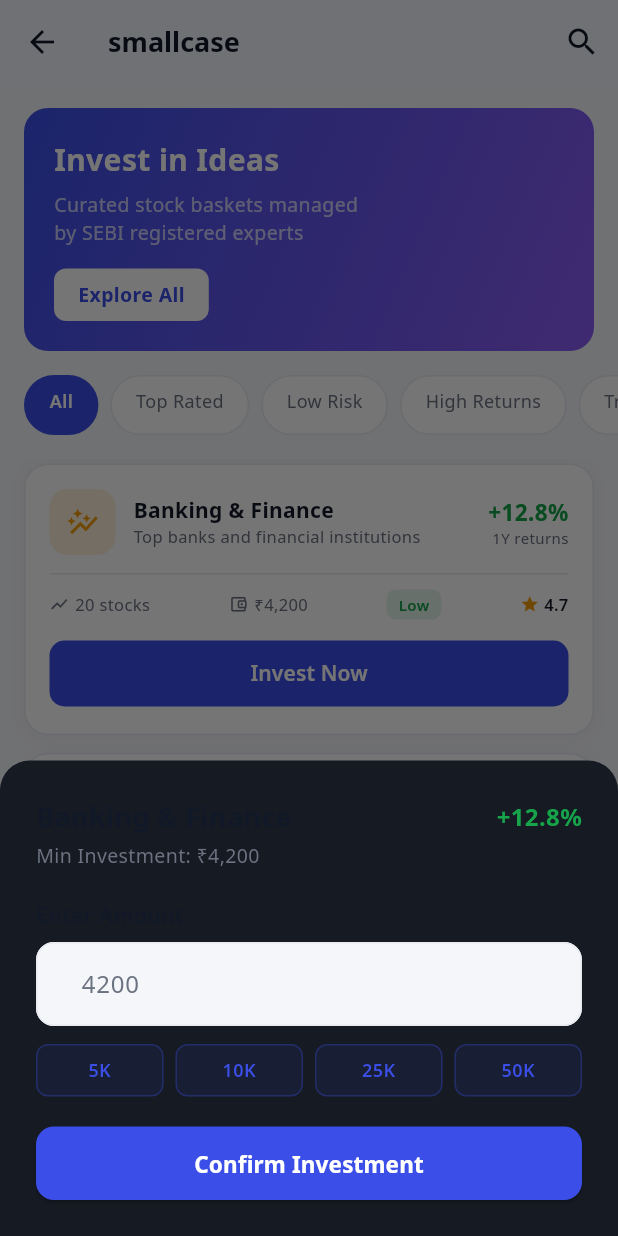
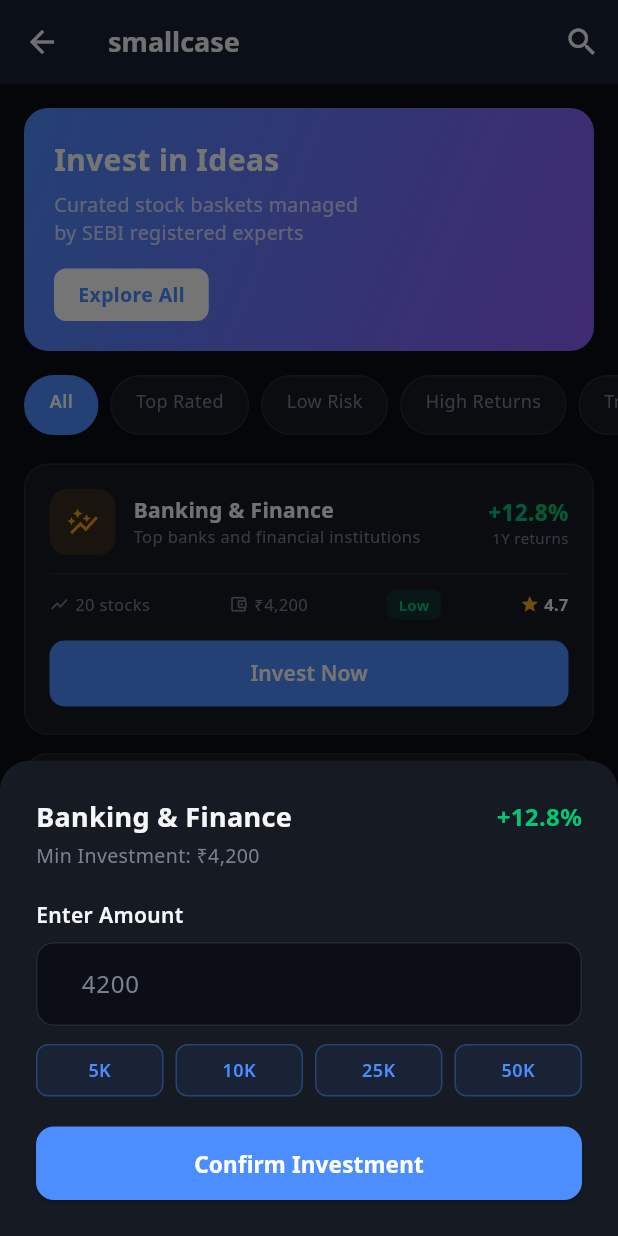
Before and after one commit to gujaratharva021-lgtm/stockpro-frontend, a Flutter app: the SmallcaseScreen screen opened by its route, scrolled down 576 dp, after a tap on "Invest Now", on a phone screen of 412 x 824 dp. Run offline on Flutter 3.47's test engine with Material 3 defaults, Android fonts, the phone set to English and light mode, and no system bars; our stand-ins replace csv, dio, firebase_core, firebase_crashlytics, fl_chart, flutter_markdown and 8 more; missing offline and left inert: candlesticks, razorpay_flutter; accounts and stored records are empty.

Commit message:
Phase 2.5 (12/12): smallcase screen dark-theme conversion — fix missing-backgroundColor sheet bug, consolidate onto AppColors

```diff
--- a/lib/features/smallcase/screens/smallcase_screen.dart
+++ b/lib/features/smallcase/screens/smallcase_screen.dart
@@ -1,13 +1,6 @@
 import 'package:flutter/material.dart';
-
-const _bg = Color(0xFFF5F6FA);
-const _card = Color(0xFFFFFFFF);
-const _cardBorder = Color(0xFFE8EAF0);
-const _accent = Color(0xFF3B4FE8);
-const _textPrimary = Color(0xFF111827);
-const _textSub = Color(0xFF6B7280);
-const _green = Color(0xFF16A34A);
-const _red = Color(0xFFDC2626);
+import 'package:stock_app/core/theme/app_colors.dart';
+import 'package:stock_app/core/theme/app_typography.dart';
 
 class SmallcaseScreen extends StatefulWidget {
   const SmallcaseScreen({super.key});
@@ -126,28 +119,28 @@
 
   Color _riskColor(String risk) {
     switch (risk) {
-      case 'Low': return _green;
-      case 'Medium': return const Color(0xFFF59E0B);
-      case 'High': return _red;
-      default: return _textSub;
+      case 'Low': return AppColors.success;
+      case 'Medium': return AppColors.warning;
+      case 'High': return AppColors.danger;
+      default: return AppColors.textMuted;
     }
   }
 
   @override
   Widget build(BuildContext context) {
     return Scaffold(
-      backgroundColor: _bg,
+      backgroundColor: AppColors.background,
       appBar: AppBar(
-        backgroundColor: _card,
+        backgroundColor: AppColors.cardBackground,
         elevation: 0,
         leading: IconButton(
-          icon: const Icon(Icons.arrow_back, color: _textPrimary),
+          icon: const Icon(Icons.arrow_back, color: AppColors.textPrimary),
           onPressed: () => Navigator.pop(context),
         ),
-        title: const Text('smallcase', style: TextStyle(color: _textPrimary, fontWeight: FontWeight.bold, fontSize: 18)),
+        title: const Text('smallcase', style: AppTypography.screenTitle),
         actions: [
           IconButton(
-            icon: const Icon(Icons.search, color: _textPrimary),
+            icon: const Icon(Icons.search, color: AppColors.textPrimary),
             onPressed: () {},
           ),
         ],
@@ -161,7 +154,7 @@
             padding: const EdgeInsets.all(20),
             decoration: BoxDecoration(
               gradient: const LinearGradient(
-                colors: [Color(0xFF3B4FE8), Color(0xFF8B5CF6)],
+                colors: [AppColors.primary, Color(0xFF8B5CF6)],
                 begin: Alignment.topLeft,
                 end: Alignment.bottomRight,
               ),
@@ -180,7 +173,7 @@
                     color: Colors.white,
                     borderRadius: BorderRadius.circular(8),
                   ),
-                  child: const Text('Explore All', style: TextStyle(color: Color(0xFF3B4FE8), fontWeight: FontWeight.bold, fontSize: 13)),
+                  child: const Text('Explore All', style: TextStyle(color: AppColors.primary, fontWeight: FontWeight.bold, fontSize: 13)),
                 ),
               ],
             ),
@@ -201,14 +194,14 @@
                     margin: const EdgeInsets.only(right: 8),
                     padding: const EdgeInsets.symmetric(horizontal: 16, vertical: 8),
                     decoration: BoxDecoration(
-                      color: selected ? _accent : _card,
+                      color: selected ? AppColors.primary : AppColors.cardBackground,
                       borderRadius: BorderRadius.circular(20),
-                      border: Border.all(color: selected ? _accent : _cardBorder),
+                      border: Border.all(color: selected ? AppColors.primary : AppColors.border),
                     ),
                     child: Text(
                       _categories[index],
                       style: TextStyle(
-                        color: selected ? Colors.white : _textSub,
+                        color: selected ? Colors.white : AppColors.textMuted,
                         fontSize: 12,
                         fontWeight: selected ? FontWeight.w600 : FontWeight.w400,
                       ),
@@ -233,9 +226,9 @@
                   margin: const EdgeInsets.only(bottom: 12),
                   padding: const EdgeInsets.all(16),
                   decoration: BoxDecoration(
-                    color: _card,
+                    color: AppColors.cardBackground,
                     borderRadius: BorderRadius.circular(16),
-                    border: Border.all(color: _cardBorder),
+                    border: Border.all(color: AppColors.border),
                     boxShadow: [BoxShadow(color: Colors.black.withValues(alpha: 0.04), blurRadius: 8, offset: const Offset(0, 2))],
                   ),
                   child: Column(
@@ -257,22 +250,22 @@
                             child: Column(
                               crossAxisAlignment: CrossAxisAlignment.start,
                               children: [
-                                Text(sc['name'], style: const TextStyle(color: _textPrimary, fontWeight: FontWeight.bold, fontSize: 14)),
-                                Text(sc['description'], style: const TextStyle(color: _textSub, fontSize: 11), overflow: TextOverflow.ellipsis),
+                                Text(sc['name'], style: const TextStyle(color: AppColors.textPrimary, fontWeight: FontWeight.bold, fontSize: 14)),
+                                Text(sc['description'], style: const TextStyle(color: AppColors.textMuted, fontSize: 11), overflow: TextOverflow.ellipsis),
                               ],
                             ),
                           ),
                           Column(
                             crossAxisAlignment: CrossAxisAlignment.end,
                             children: [
-                              Text(sc['returns'], style: TextStyle(color: isUp ? _green : _red, fontWeight: FontWeight.bold, fontSize: 15)),
-                              Text('1Y returns', style: const TextStyle(color: _textSub, fontSize: 10)),
+                              Text(sc['returns'], style: TextStyle(color: isUp ? AppColors.success : AppColors.danger, fontWeight: FontWeight.bold, fontSize: 15)),
+                              Text('1Y returns', style: const TextStyle(color: AppColors.textMuted, fontSize: 10)),
                             ],
                           ),
                         ],
                       ),
                       const SizedBox(height: 12),
-                      const Divider(height: 1, color: Color(0xFFE8EAF0)),
+                      const Divider(height: 1, color: AppColors.border),
                       const SizedBox(height: 10),
                       Row(
                         mainAxisAlignment: MainAxisAlignment.spaceBetween,
@@ -289,7 +282,7 @@
                         child: ElevatedButton(
                           onPressed: () => _showInvestDialog(context, sc),
                           style: ElevatedButton.styleFrom(
-                            backgroundColor: _accent,
+                            backgroundColor: AppColors.primary,
                             foregroundColor: Colors.white,
                             elevation: 0,
                             shape: RoundedRectangleBorder(borderRadius: BorderRadius.circular(10)),
@@ -311,9 +304,9 @@
 
   Widget _infoChip(IconData icon, String label) {
     return Row(children: [
-      Icon(icon, color: _textSub, size: 13),
+      Icon(icon, color: AppColors.textMuted, size: 13),
       const SizedBox(width: 4),
-      Text(label, style: const TextStyle(color: _textSub, fontSize: 11)),
+      Text(label, style: const TextStyle(color: AppColors.textMuted, fontSize: 11)),
     ]);
   }
 
@@ -330,9 +323,9 @@
 
   Widget _ratingChip(double rating) {
     return Row(children: [
-      const Icon(Icons.star, color: Color(0xFFF59E0B), size: 13),
+      const Icon(Icons.star, color: AppColors.warning, size: 13),
       const SizedBox(width: 3),
-      Text(rating.toString(), style: const TextStyle(color: _textPrimary, fontSize: 11, fontWeight: FontWeight.w600)),
+      Text(rating.toString(), style: const TextStyle(color: AppColors.textPrimary, fontSize: 11, fontWeight: FontWeight.w600)),
     ]);
   }
 
@@ -341,6 +334,7 @@
     showModalBottomSheet(
       context: context,
       isScrollControlled: true,
+      backgroundColor: AppColors.cardBackground,
       shape: const RoundedRectangleBorder(borderRadius: BorderRadius.vertical(top: Radius.circular(20))),
       builder: (_) => Padding(
         padding: EdgeInsets.fromLTRB(24, 24, 24, MediaQuery.of(context).viewInsets.bottom + 24),
@@ -349,13 +343,13 @@
           crossAxisAlignment: CrossAxisAlignment.start,
           children: [
             Row(mainAxisAlignment: MainAxisAlignment.spaceBetween, children: [
-              Text(sc['name'], style: const TextStyle(color: _textPrimary, fontWeight: FontWeight.bold, fontSize: 18)),
-              Text(sc['returns'], style: TextStyle(color: sc['isUp'] ? _green : _red, fontWeight: FontWeight.bold, fontSize: 16)),
+              Text(sc['name'], style: AppTypography.screenTitle),
+              Text(sc['returns'], style: TextStyle(color: sc['isUp'] ? AppColors.success : AppColors.danger, fontWeight: FontWeight.bold, fontSize: 16)),
             ]),
             const SizedBox(height: 4),
-            Text('Min Investment: ${sc['minInvest']}', style: const TextStyle(color: _textSub, fontSize: 13)),
+            Text('Min Investment: ${sc['minInvest']}', style: const TextStyle(color: AppColors.textMuted, fontSize: 13)),
             const SizedBox(height: 20),
-            const Text('Enter Amount', style: TextStyle(color: _textPrimary, fontWeight: FontWeight.w600, fontSize: 14)),
+            const Text('Enter Amount', style: TextStyle(color: AppColors.textPrimary, fontWeight: FontWeight.w600, fontSize: 14)),
             const SizedBox(height: 8),
             TextField(
               controller: amountController,
@@ -363,12 +357,12 @@
               decoration: InputDecoration(
                 prefixText: '₹ ',
                 hintText: sc['minInvest'].toString().replaceAll('₹', '').replaceAll(',', ''),
-                hintStyle: const TextStyle(color: _textSub),
+                hintStyle: const TextStyle(color: AppColors.textMuted),
                 filled: true,
-                fillColor: const Color(0xFFF5F6FA),
-                border: OutlineInputBorder(borderRadius: BorderRadius.circular(12), borderSide: const BorderSide(color: Color(0xFFE8EAF0))),
-                enabledBorder: OutlineInputBorder(borderRadius: BorderRadius.circular(12), borderSide: const BorderSide(color: Color(0xFFE8EAF0))),
-                focusedBorder: OutlineInputBorder(borderRadius: BorderRadius.circular(12), borderSide: const BorderSide(color: _accent, width: 2)),
+                fillColor: AppColors.background,
+                border: OutlineInputBorder(borderRadius: BorderRadius.circular(12), borderSide: const BorderSide(color: AppColors.border)),
+                enabledBorder: OutlineInputBorder(borderRadius: BorderRadius.circular(12), borderSide: const BorderSide(color: AppColors.border)),
+                focusedBorder: OutlineInputBorder(borderRadius: BorderRadius.circular(12), borderSide: const BorderSide(color: AppColors.primary, width: 2)),
               ),
             ),
             const SizedBox(height: 12),
@@ -390,7 +384,7 @@
                   final amount = amountController.text.trim();
                   if (amount.isEmpty) {
                     ScaffoldMessenger.of(context).showSnackBar(
-                      const SnackBar(content: Text('Please enter an amount'), backgroundColor: _red),
+                      const SnackBar(content: Text('Please enter an amount'), backgroundColor: AppColors.danger),
                     );
                     return;
                   }
@@ -398,13 +392,13 @@
                   ScaffoldMessenger.of(context).showSnackBar(
                     SnackBar(
                       content: Text('✅ ₹$amount invested in ${sc['name']}!'),
-                      backgroundColor: _green,
+                      backgroundColor: AppColors.success,
                       duration: const Duration(seconds: 3),
                     ),
                   );
                 },
                 style: ElevatedButton.styleFrom(
-                  backgroundColor: _accent,
+                  backgroundColor: AppColors.primary,
                   foregroundColor: Colors.white,
                   padding: const EdgeInsets.symmetric(vertical: 14),
                   shape: RoundedRectangleBorder(borderRadius: BorderRadius.circular(12)),
@@ -425,11 +419,11 @@
         child: Container(
           padding: const EdgeInsets.symmetric(vertical: 8),
           decoration: BoxDecoration(
-            color: _accent.withValues(alpha: 0.08),
+            color: AppColors.primary.withValues(alpha: 0.08),
             borderRadius: BorderRadius.circular(8),
-            border: Border.all(color: _accent.withValues(alpha: 0.3)),
+            border: Border.all(color: AppColors.primary.withValues(alpha: 0.3)),
           ),
-          child: Text(label, textAlign: TextAlign.center, style: const TextStyle(color: _accent, fontWeight: FontWeight.w600, fontSize: 12)),
+          child: Text(label, textAlign: TextAlign.center, style: const TextStyle(color: AppColors.primary, fontWeight: FontWeight.w600, fontSize: 12)),
         ),
       ),
     );
```
